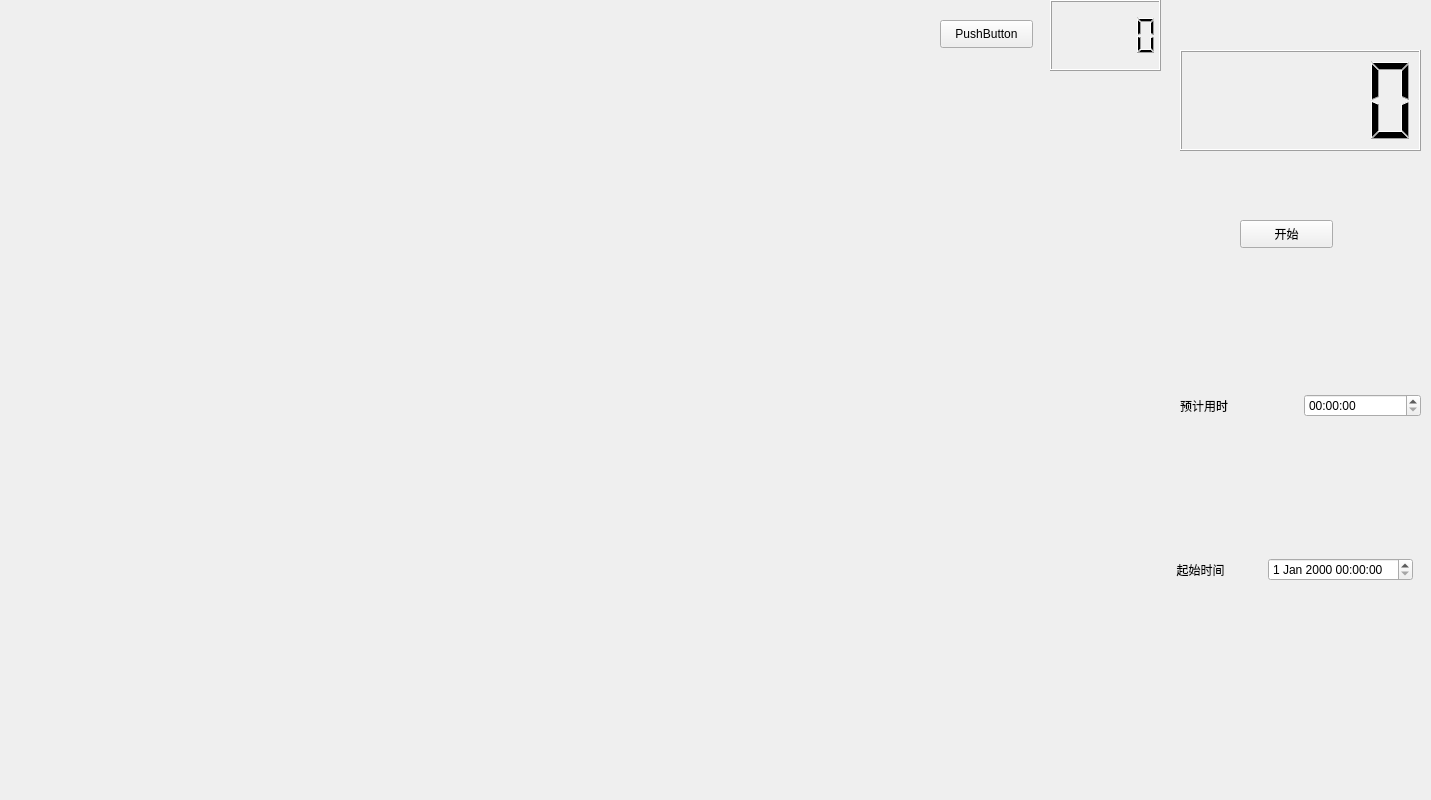
This is source/widget.ui in Nocturne228/ddmap as Qt 5 draws it before an edit. The edited form follows.
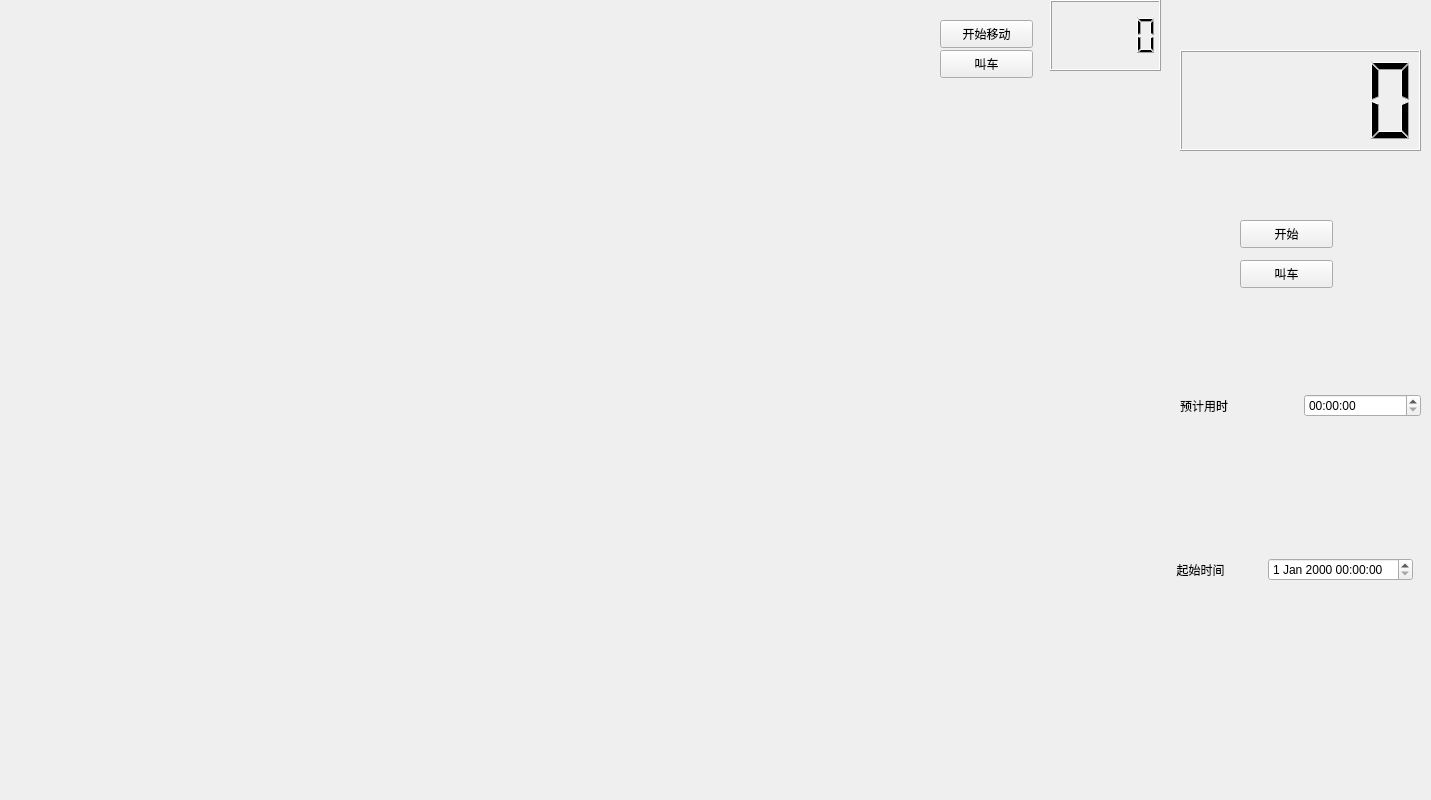
This is the edited form. Custom widgets are drawn as their Qt base class.

Commit message: add 3 drivers, passenger could call nearest car

```diff
--- a/source/widget.ui
+++ b/source/widget.ui
@@ -44,8 +44,8 @@
    <widget class="QPushButton" name="HNU_Button">
     <property name="geometry">
      <rect>
-      <x>632</x>
-      <y>100</y>
+      <x>640</x>
+      <y>90</y>
       <width>111</width>
       <height>51</height>
      </rect>
@@ -298,7 +298,7 @@
      </rect>
     </property>
     <property name="text">
-     <string>PushButton</string>
+     <string>开始移动</string>
     </property>
    </widget>
    <widget class="QLCDNumber" name="CostNumber_map">
@@ -311,6 +311,19 @@
      </rect>
     </property>
    </widget>
+   <widget class="QPushButton" name="CallCar_Button">
+    <property name="geometry">
+     <rect>
+      <x>940</x>
+      <y>50</y>
+      <width>93</width>
+      <height>28</height>
+     </rect>
+    </property>
+    <property name="text">
+     <string>叫车</string>
+    </property>
+   </widget>
   </widget>
   <widget class="QPushButton" name="StartButton">
    <property name="geometry">
@@ -379,6 +392,19 @@
     </rect>
    </property>
   </widget>
+  <widget class="QPushButton" name="CallCarButton">
+   <property name="geometry">
+    <rect>
+     <x>1240</x>
+     <y>260</y>
+     <width>93</width>
+     <height>28</height>
+    </rect>
+   </property>
+   <property name="text">
+    <string>叫车</string>
+   </property>
+  </widget>
  </widget>
  <customwidgets>
   <customwidget>
```
The commit also changes 6 other files.
